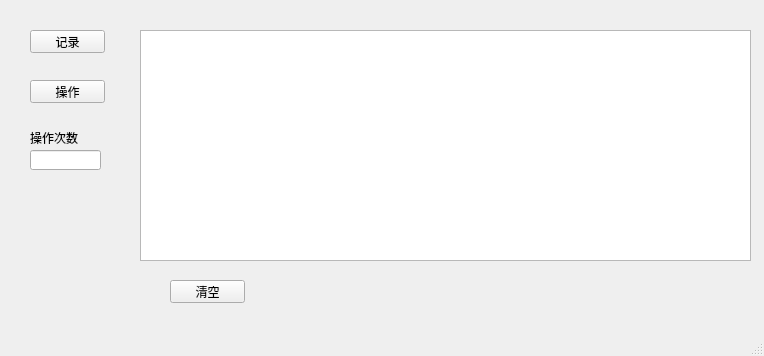
Old version of the form RecordOp/RecordOp.ui in the repository yuqtj/SimulationOP.
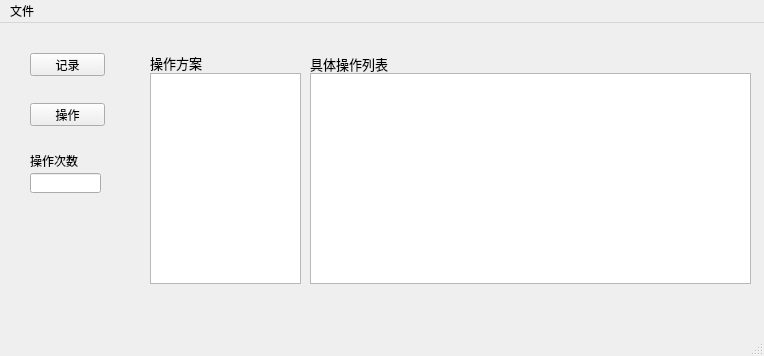
New version of the form. Custom widgets are drawn as their Qt base class.

Diff of the .ui file:
```diff
--- a/RecordOp/RecordOp.ui
+++ b/RecordOp/RecordOp.ui
@@ -40,19 +40,6 @@
      <string>操作</string>
     </property>
    </widget>
-   <widget class="QPushButton" name="clearButton">
-    <property name="geometry">
-     <rect>
-      <x>170</x>
-      <y>280</y>
-      <width>75</width>
-      <height>23</height>
-     </rect>
-    </property>
-    <property name="text">
-     <string>清空</string>
-    </property>
-   </widget>
    <widget class="QLineEdit" name="operationTimesText">
     <property name="geometry">
      <rect>
@@ -85,12 +72,77 @@
    <widget class="QTableWidget" name="opTable">
     <property name="geometry">
      <rect>
-      <x>140</x>
+      <x>310</x>
+      <y>50</y>
+      <width>441</width>
+      <height>211</height>
+     </rect>
+    </property>
+   </widget>
+   <widget class="OPTreeWidget" name="opTreeList">
+    <property name="geometry">
+     <rect>
+      <x>150</x>
+      <y>50</y>
+      <width>151</width>
+      <height>211</height>
+     </rect>
+    </property>
+    <property name="dragEnabled">
+     <bool>true</bool>
+    </property>
+    <property name="dragDropMode">
+     <enum>QAbstractItemView::InternalMove</enum>
+    </property>
+    <property name="selectionMode">
+     <enum>QAbstractItemView::SingleSelection</enum>
+    </property>
+    <attribute name="headerVisible">
+     <bool>false</bool>
+    </attribute>
+    <column>
+     <property name="text">
+      <string notr="true">1</string>
+     </property>
+    </column>
+   </widget>
+   <widget class="QLabel" name="label_2">
+    <property name="geometry">
+     <rect>
+      <x>150</x>
+      <y>29</y>
+      <width>71</width>
+      <height>21</height>
+     </rect>
+    </property>
+    <property name="font">
+     <font>
+      <family>微软雅黑</family>
+      <pointsize>10</pointsize>
+     </font>
+    </property>
+    <property name="text">
+     <string>操作方案</string>
+    </property>
+   </widget>
+   <widget class="QLabel" name="label_3">
+    <property name="geometry">
+     <rect>
+      <x>310</x>
       <y>30</y>
-      <width>611</width>
-      <height>231</height>
+      <width>81</width>
+      <height>21</height>
      </rect>
     </property>
+    <property name="font">
+     <font>
+      <family>微软雅黑</family>
+      <pointsize>10</pointsize>
+     </font>
+    </property>
+    <property name="text">
+     <string>具体操作列表</string>
+    </property>
    </widget>
   </widget>
   <widget class="QMenuBar" name="menuBar">
@@ -102,10 +154,26 @@
      <height>23</height>
     </rect>
    </property>
+   <widget class="QMenu" name="menu">
+    <property name="title">
+     <string>文件</string>
+    </property>
+    <addaction name="newButton"/>
+    <addaction name="openButton"/>
+    <addaction name="saveButton"/>
+   </widget>
+   <addaction name="menu"/>
   </widget>
   <widget class="QStatusBar" name="statusBar"/>
  </widget>
  <layoutdefault spacing="6" margin="11"/>
+ <customwidgets>
+  <customwidget>
+   <class>OPTreeWidget</class>
+   <extends>QTreeWidget</extends>
+   <header location="global">optreewidget.h</header>
+  </customwidget>
+ </customwidgets>
  <resources>
   <include location="RecordOp.qrc"/>
  </resources>
```
Left out of the diff: 15 changed lines with no effect on the pictures.
